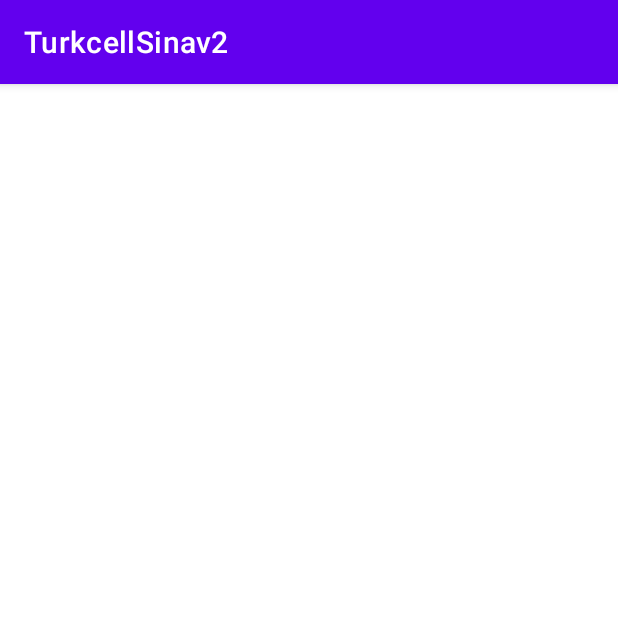
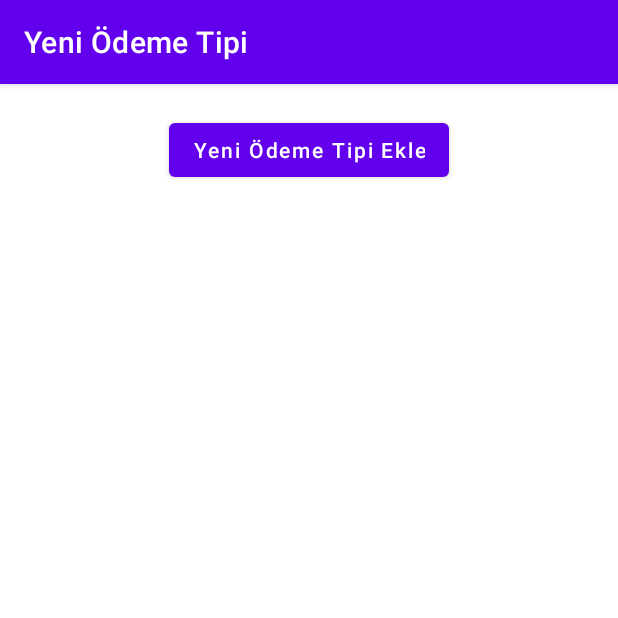
Before and after one commit to aticiadem/TurkcellSinav2, an Android app: the screen it shows after launch (MainActivity), on a phone screen of 412 x 824 dp, the top half of it. Run offline under Robolectric (Android 15) with nearby library versions, the phone set to English and light mode, and no system bars.

Commit message:
Create screens

```diff
--- a/app/src/main/java/com/adematici/turkcellsinav2/MainActivity.kt
+++ b/app/src/main/java/com/adematici/turkcellsinav2/presentation/ui/main/MainActivity.kt
@@ -1,7 +1,8 @@
-package com.adematici.turkcellsinav2
+package com.adematici.turkcellsinav2.presentation.ui.main
 
 import androidx.appcompat.app.AppCompatActivity
 import android.os.Bundle
+import com.adematici.turkcellsinav2.R
 import com.adematici.turkcellsinav2.databinding.ActivityMainBinding
 
 class MainActivity : AppCompatActivity() {
@@ -13,6 +14,6 @@ class MainActivity : AppCompatActivity() {
         binding = ActivityMainBinding.inflate(layoutInflater)
         setContentView(binding.root)
 
-
+        title = getString(R.string.new_payment_type)
     }
 }
--- a/app/src/main/res/layout/activity_main.xml
+++ b/app/src/main/res/layout/activity_main.xml
@@ -1,18 +1,34 @@
 <?xml version="1.0" encoding="utf-8"?>
-<androidx.constraintlayout.widget.ConstraintLayout xmlns:android="http://schemas.android.com/apk/res/android"
+<androidx.constraintlayout.widget.ConstraintLayout
+    xmlns:android="http://schemas.android.com/apk/res/android"
     xmlns:app="http://schemas.android.com/apk/res-auto"
     xmlns:tools="http://schemas.android.com/tools"
     android:layout_width="match_parent"
     android:layout_height="match_parent"
-    tools:context=".MainActivity">
+    tools:context=".presentation.ui.main.MainActivity">
 
-    <TextView
+    <Button
+        android:id="@+id/buttonAddNewPaymentType"
         android:layout_width="wrap_content"
         android:layout_height="wrap_content"
-        android:text="Hello World!"
-        app:layout_constraintBottom_toBottomOf="parent"
-        app:layout_constraintLeft_toLeftOf="parent"
-        app:layout_constraintRight_toRightOf="parent"
+        android:layout_marginTop="20dp"
+        android:textAllCaps="false"
+        android:text="@string/add_new_payment_type"
+        app:layout_constraintEnd_toEndOf="parent"
+        app:layout_constraintHorizontal_bias="0.5"
+        app:layout_constraintStart_toStartOf="parent"
         app:layout_constraintTop_toTopOf="parent" />
 
+    <androidx.recyclerview.widget.RecyclerView
+        android:id="@+id/recyclerView"
+        android:layout_width="0dp"
+        android:layout_height="0dp"
+        android:layout_marginTop="20dp"
+        app:layoutManager="androidx.recyclerview.widget.LinearLayoutManager"
+        app:layout_constraintBottom_toBottomOf="parent"
+        app:layout_constraintEnd_toEndOf="parent"
+        app:layout_constraintHorizontal_bias="0.5"
+        app:layout_constraintStart_toStartOf="parent"
+        app:layout_constraintTop_toBottomOf="@+id/buttonAddNewPaymentType" />
+
 </androidx.constraintlayout.widget.ConstraintLayout>
--- a/app/src/main/res/values/strings.xml
+++ b/app/src/main/res/values/strings.xml
@@ -1,3 +1,5 @@
 <resources>
     <string name="app_name">TurkcellSinav2</string>
+    <string name="add_new_payment_type">Yeni Ödeme Tipi Ekle</string>
+    <string name="new_payment_type">Yeni Ödeme Tipi</string>
 </resources>
```
Also changed, not shown: app/src/main/AndroidManifest.xml (+10 -1 lines), app/src/main/java/com/adematici/turkcellsinav2/presentation/ui/add_payment/AddPaymentActivity.kt (added, +18 -0 lines), app/src/main/java/com/adematici/turkcellsinav2/presentation/ui/add_payment_type/AddPaymentTypeActivity.kt (added, +18 -0 lines), app/src/main/java/com/adematici/turkcellsinav2/presentation/ui/type_detail/TypeDetailActivity.kt (added, +18 -0 lines), app/src/main/res/layout/activity_add_payment.xml (added, +9 -0 lines), app/src/main/res/layout/activity_add_payment_type.xml (added, +9 -0 lines), app/src/main/res/layout/activity_type_detail.xml (added, +9 -0 lines).
